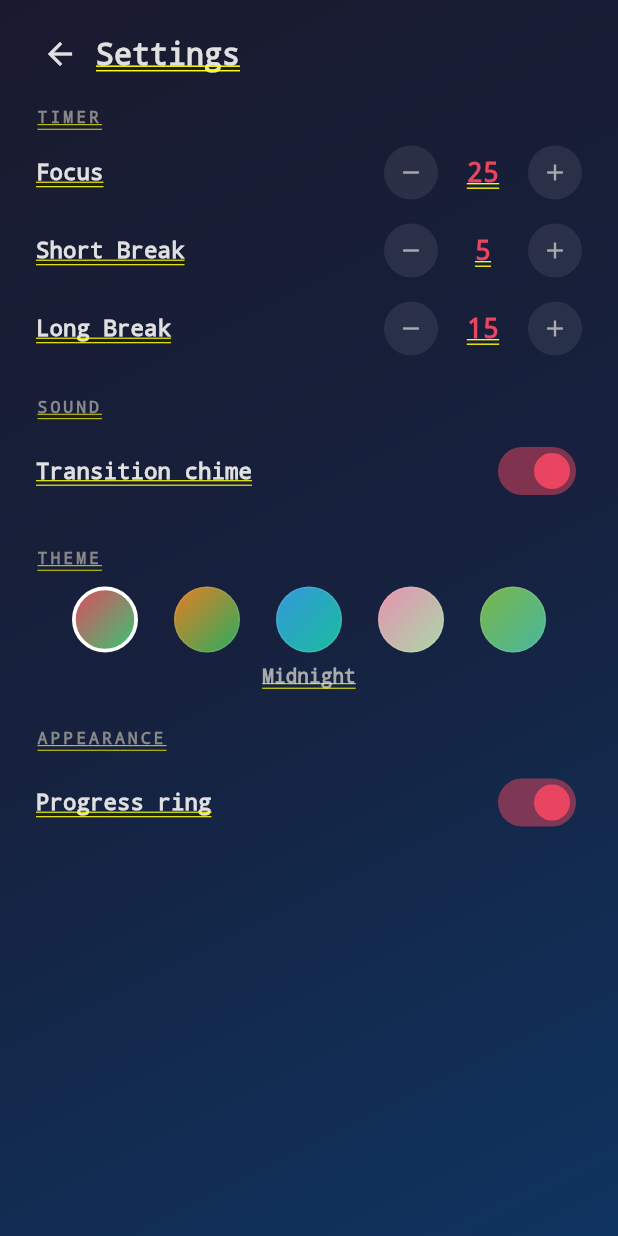
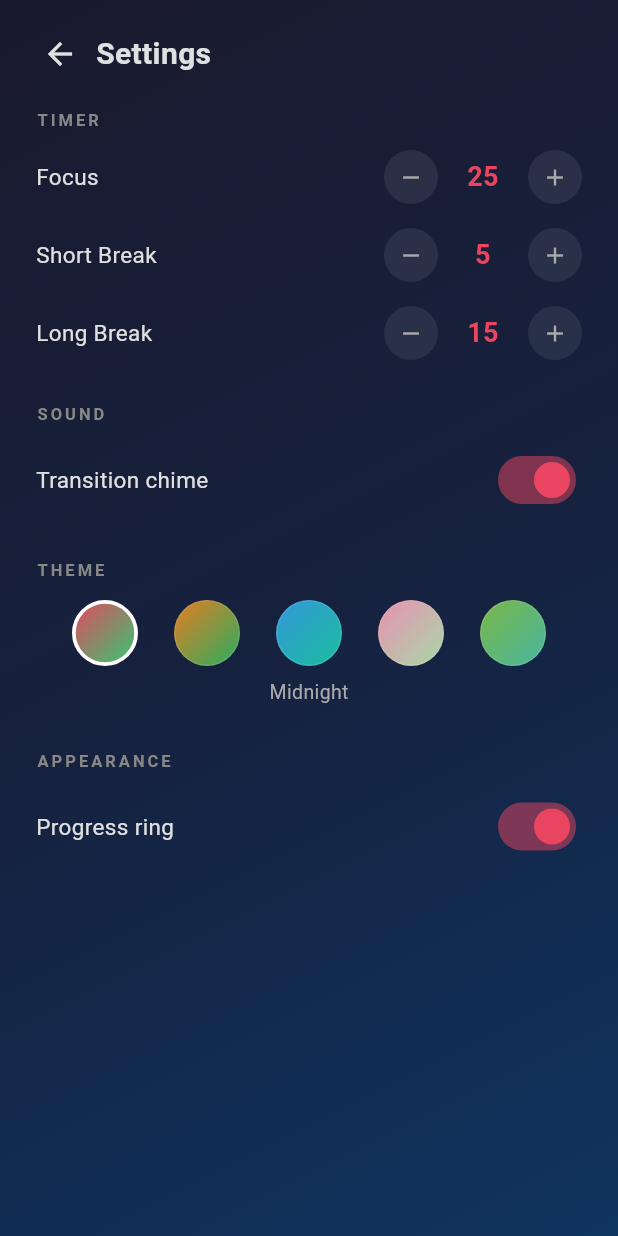
Before and after one commit to jcharvet/pulsodoro, a Flutter app: the screen it shows after launch, after a tap on the "settings" icon, on a phone screen of 412 x 824 dp. Run offline on Flutter 3.47's test engine with Material 3 defaults, Android fonts, the phone set to English and light mode, and no system bars; our stand-ins replace audioplayers, flutter_local_notifications, shared_preferences; missing offline and left inert: flutter_foreground_task.

Commit message:
feat: add Flutter mobile app and update README
Add Android Pomodoro timer built with Flutter alongside the existing
Tauri desktop app. Update README with mobile download link, screenshot,
tech stack, and project structure.

```diff
--- a/mobile/lib/main.dart
+++ b/mobile/lib/main.dart
@@ -206,11 +206,13 @@ class _PulsodoroAppState extends State<PulsodoroApp> {
           ),
           // Settings overlay
           if (_settingsOpen)
-            SettingsScreen(
-              settingsService: _settingsService,
-              theme: theme,
-              accent: accent,
-              onClose: () => setState(() => _settingsOpen = false),
+            Positioned.fill(
+              child: SettingsScreen(
+                settingsService: _settingsService,
+                theme: theme,
+                accent: accent,
+                onClose: () => setState(() => _settingsOpen = false),
+              ),
             ),
         ],
       ),
--- a/mobile/lib/screens/settings_screen.dart
+++ b/mobile/lib/screens/settings_screen.dart
@@ -27,7 +27,9 @@ class SettingsScreen extends StatelessWidget {
       listenable: settingsService,
       builder: (context, _) {
         final s = settingsService.settings;
-        return Container(
+        return Material(
+          type: MaterialType.transparency,
+          child: Container(
             decoration: BoxDecoration(
               gradient: LinearGradient(
                 begin: Alignment.topLeft,
@@ -115,6 +117,7 @@ class SettingsScreen extends StatelessWidget {
               ],
             ),
           ),
+        ),
         );
       },
     );
--- a/mobile/lib/widgets/glass_panel.dart
+++ b/mobile/lib/widgets/glass_panel.dart
@@ -1,4 +1,3 @@
-import 'dart:ui';
 import 'package:flutter/material.dart';
 
 class GlassPanel extends StatelessWidget {
@@ -21,11 +20,7 @@ class GlassPanel extends StatelessWidget {
 
   @override
   Widget build(BuildContext context) {
-    return ClipRRect(
-      borderRadius: BorderRadius.circular(borderRadius),
-      child: BackdropFilter(
-        filter: ImageFilter.blur(sigmaX: blur, sigmaY: blur),
-        child: Container(
+    return Container(
       padding: padding,
       decoration: BoxDecoration(
         color: color,
@@ -33,8 +28,6 @@ class GlassPanel extends StatelessWidget {
         border: Border.all(color: borderColor, width: 0.5),
       ),
       child: child,
-        ),
-      ),
     );
   }
 }
```
Also changed, not shown: docs/mobile-v1.0.png (added), 1 other file. Lines whose indentation alone changed are shown as unchanged.
